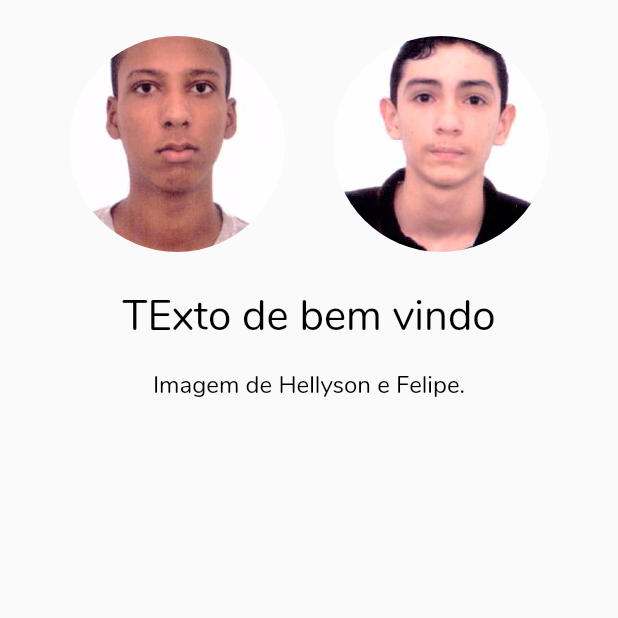
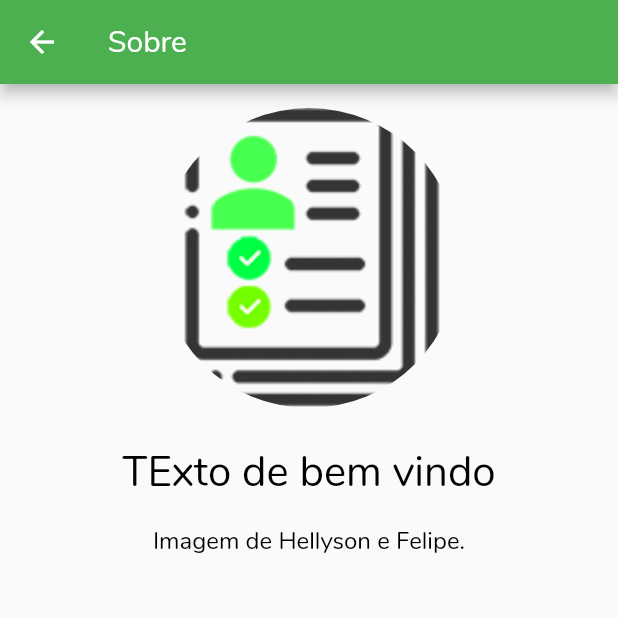
Before and after one commit to Hellyson-Ferreira/app_avaliacao_ifma, a Flutter app: the InforPage screen opened by its route, on a phone screen of 412 x 824 dp, the top half of it. Run offline on Flutter 3.47's test engine with Material 2 defaults, Android fonts, the phone set to English and light mode, and no system bars; our stand-ins replace flutter_local_notifications, pie_chart, splashscreen, webview_flutter.

Commit message:
Erro das rotas corrigido e tela de infor criada

```diff
--- a/lib/homeAluno/sites/infor.dart
+++ b/lib/homeAluno/sites/infor.dart
@@ -11,70 +11,48 @@ static String tag = 'infor_page';
 class _InforPageState extends State<InforPage> {
   @override
   Widget build(BuildContext context) {
-    final alucard = Hero(
-      tag: 'hero',
+    return Scaffold(
+     appBar: AppBar(
+       title: Text(
+         'Sobre'
+       ),
+     ),
+     body: Center(
+       child: Container(
+         child: Column(
+           children: <Widget>[
+             Hero(
+               tag: 'app_icon',
                child: Padding(
                  padding: EdgeInsets.all(16.0),
                 child: CircleAvatar(
-          radius: 72.0,
+                radius: 100.0,
                 backgroundColor: Colors.transparent,
-          backgroundImage: AssetImage('assets/hellyson.jpg'),
+                backgroundImage: AssetImage('assets/logo.png'),
+
+            ),
 
                ),
              ),
-    );
-
-    final felipe = Hero(
-      tag: 'hero',
-      child: Padding(
-        padding: EdgeInsets.all(16.0),
-        child: CircleAvatar(
-          radius: 72.0,
-          backgroundColor: Colors.transparent,
-          backgroundImage: AssetImage('assets/felipe.jpg'),
-        ),
-        ),
-    );
-
-    final welcome = Padding(
+             Padding(
                padding: EdgeInsets.all(8.0),
               child: Text(
                 'TExto de bem vindo',
                 style: TextStyle(fontSize: 28.0, color: Colors.black),
               ),
-    );
-
-    final lorem = Padding(
+             ),
+             Padding(
                padding: EdgeInsets.all(8.0),
               child: Text(
                 'Imagem de Hellyson e Felipe.',
                 style: TextStyle(fontSize: 16.0, color: Colors.black),
       ),
-    );
+             )
 
-    final body = Container(
-      width: MediaQuery.of(context).size.width,
-      padding: EdgeInsets.all(8.0),
-      decoration: BoxDecoration(
-
-      ),
-      child: Column(
-        children: <Widget>[
-         Wrap(
-           direction: Axis.horizontal,
-           children: <Widget>[
-           alucard,
-            felipe,
-
-         ],),
-            welcome,
-            lorem
            ],
          ),
-    );
-
-    return Scaffold(
-      body: body,
+       ),
+     ),
     );
   }
 }
--- a/lib/rotas/rotas.dart
+++ b/lib/rotas/rotas.dart
@@ -1,5 +1,3 @@
-import 'dart:js';
-
 import 'package:app_avaliacao_ifma/LoginAdimim/login_page_adimim.dart';
 import 'package:app_avaliacao_ifma/LoginAluno/login_page_aluno.dart';
 import 'package:app_avaliacao_ifma/N%C3%A3o%20consigo%20entrar/erroAoEntrar.dart';
```
Lines whose indentation alone changed are shown as unchanged.
